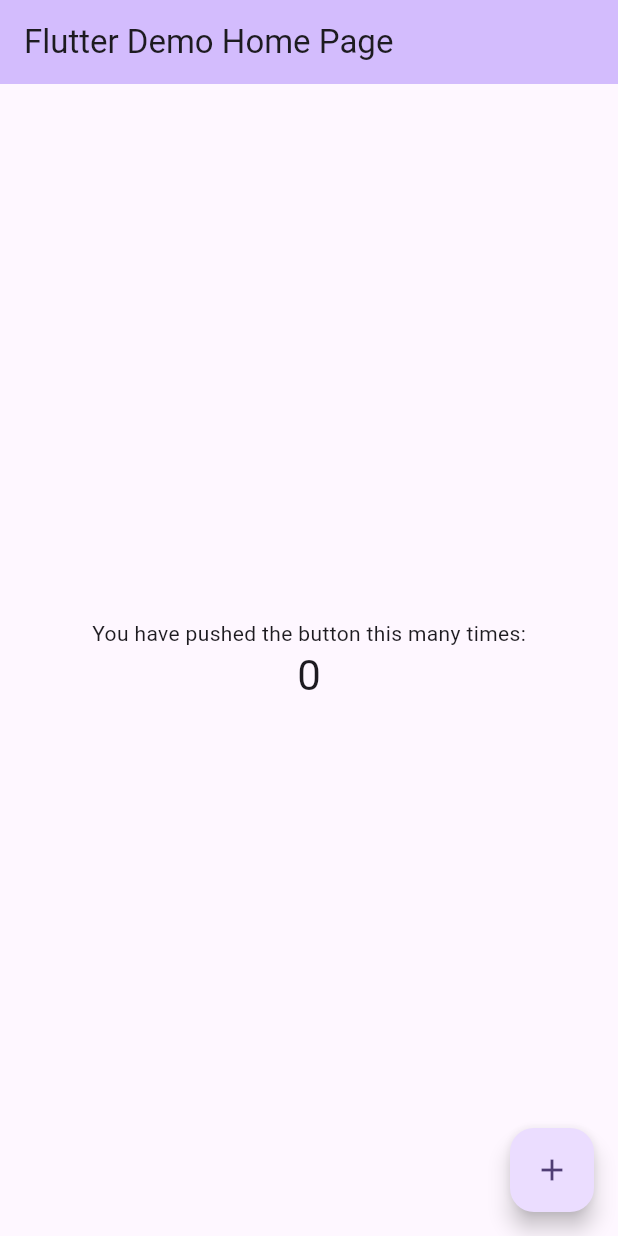
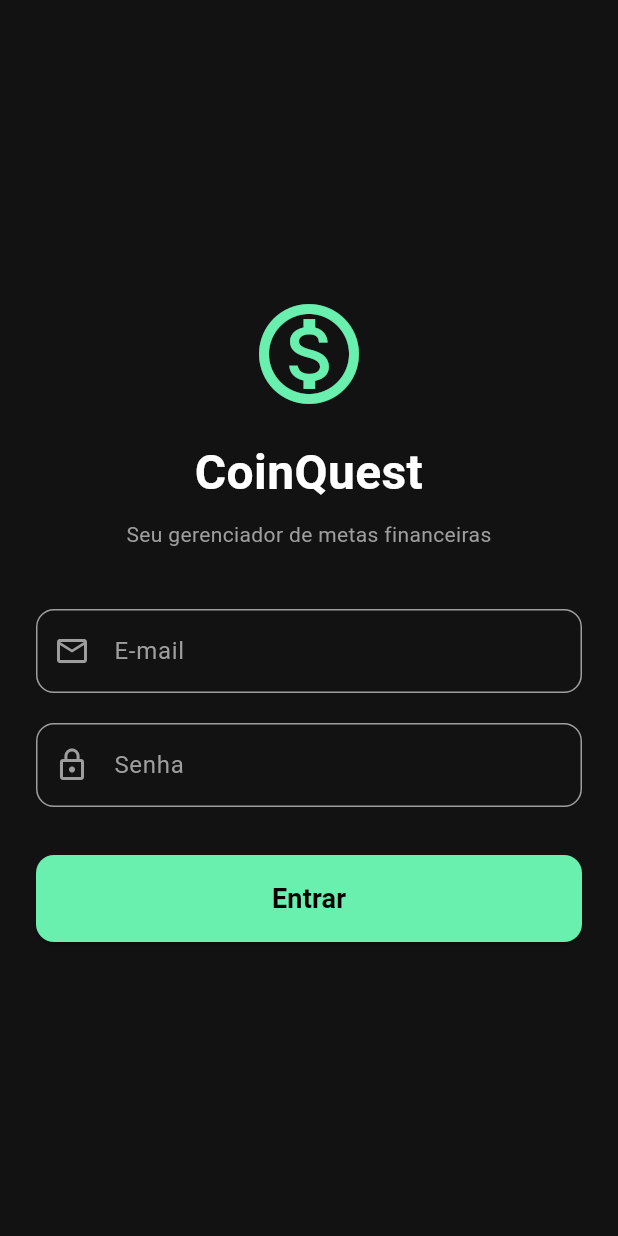
Before and after one commit to adriano8-dev/CoinQuest, a Flutter app: the screen it shows after launch, on a phone screen of 412 x 824 dp. Run offline on Flutter 3.47's test engine with Material 3 defaults, Android fonts, the phone set to English and light mode, and no system bars.

Commit message:
tela de login criada no flutter com design escuro e verde neon

```diff
--- a/coinquest_app/lib/main.dart
+++ b/coinquest_app/lib/main.dart
@@ -1,122 +1,24 @@
 import 'package:flutter/material.dart';
+import 'views/login_view.dart';
 
 void main() {
-  runApp(const MyApp());
+  runApp(const CoinQuestApp());
 }
 
-class MyApp extends StatelessWidget {
-  const MyApp({super.key});
+class CoinQuestApp extends StatelessWidget {
+  const CoinQuestApp({super.key});
 
-  // This widget is the root of your application.
   @override
   Widget build(BuildContext context) {
     return MaterialApp(
-      title: 'Flutter Demo',
+      title: 'CoinQuest',
+      debugShowCheckedModeBanner: false, // tira a faixa de debug do canto
       theme: ThemeData(
-        // This is the theme of your application.
-        //
-        // TRY THIS: Try running your application with "flutter run". You'll see
-        // the application has a purple toolbar. Then, without quitting the app,
-        // try changing the seedColor in the colorScheme below to Colors.green
-        // and then invoke "hot reload" (save your changes or press the "hot
-        // reload" button in a Flutter-supported IDE, or press "r" if you used
-        // the command line to start the app).
-        //
-        // Notice that the counter didn't reset back to zero; the application
-        // state is not lost during the reload. To reset the state, use hot
-        // restart instead.
-        //
-        // This works for code too, not just values: Most code changes can be
-        // tested with just a hot reload.
-        colorScheme: .fromSeed(seedColor: Colors.deepPurple),
+        brightness: Brightness.dark, // Define o tema como escuro
+        primaryColor: const Color(0xff00e676),
+        scaffoldBackgroundColor: const Color(0xff121212), // Fundo do app
       ),
-      home: const MyHomePage(title: 'Flutter Demo Home Page'),
+      home: const LoginView(), // Define a tela de login como a inicial
     );
   }
 }
-
-class MyHomePage extends StatefulWidget {
-  const MyHomePage({super.key, required this.title});
-
-  // This widget is the home page of your application. It is stateful, meaning
-  // that it has a State object (defined below) that contains fields that affect
-  // how it looks.
-
-  // This class is the configuration for the state. It holds the values (in this
-  // case the title) provided by the parent (in this case the App widget) and
-  // used by the build method of the State. Fields in a Widget subclass are
-  // always marked "final".
-
-  final String title;
-
-  @override
-  State<MyHomePage> createState() => _MyHomePageState();
-}
-
-class _MyHomePageState extends State<MyHomePage> {
-  int _counter = 0;
-
-  void _incrementCounter() {
-    setState(() {
-      // This call to setState tells the Flutter framework that something has
-      // changed in this State, which causes it to rerun the build method below
-      // so that the display can reflect the updated values. If we changed
-      // _counter without calling setState(), then the build method would not be
-      // called again, and so nothing would appear to happen.
-      _counter++;
-    });
-  }
-
-  @override
-  Widget build(BuildContext context) {
-    // This method is rerun every time setState is called, for instance as done
-    // by the _incrementCounter method above.
-    //
-    // The Flutter framework has been optimized to make rerunning build methods
-    // fast, so that you can just rebuild anything that needs updating rather
-    // than having to individually change instances of widgets.
-    return Scaffold(
-      appBar: AppBar(
-        // TRY THIS: Try changing the color here to a specific color (to
-        // Colors.amber, perhaps?) and trigger a hot reload to see the AppBar
-        // change color while the other colors stay the same.
-        backgroundColor: Theme.of(context).colorScheme.inversePrimary,
-        // Here we take the value from the MyHomePage object that was created by
-        // the App.build method, and use it to set our appbar title.
-        title: Text(widget.title),
-      ),
-      body: Center(
-        // Center is a layout widget. It takes a single child and positions it
-        // in the middle of the parent.
-        child: Column(
-          // Column is also a layout widget. It takes a list of children and
-          // arranges them vertically. By default, it sizes itself to fit its
-          // children horizontally, and tries to be as tall as its parent.
-          //
-          // Column has various properties to control how it sizes itself and
-          // how it positions its children. Here we use mainAxisAlignment to
-          // center the children vertically; the main axis here is the vertical
-          // axis because Columns are vertical (the cross axis would be
-          // horizontal).
-          //
-          // TRY THIS: Invoke "debug painting" (choose the "Toggle Debug Paint"
-          // action in the IDE, or press "p" in the console), to see the
-          // wireframe for each widget.
-          mainAxisAlignment: .center,
-          children: [
-            const Text('You have pushed the button this many times:'),
-            Text(
-              '$_counter',
-              style: Theme.of(context).textTheme.headlineMedium,
-            ),
-          ],
-        ),
-      ),
-      floatingActionButton: FloatingActionButton(
-        onPressed: _incrementCounter,
-        tooltip: 'Increment',
-        child: const Icon(Icons.add),
-      ),
-    );
-  }
-}
--- /dev/null
+++ b/coinquest_app/lib/views/login_view.dart
@@ -0,0 +1,163 @@
+import 'package:flutter/material.dart';
+
+class LoginView extends StatefulWidget {
+  const LoginView({super.key});
+
+  @override
+  State<LoginView> createState() => _LoginViewState();
+}
+
+class _LoginViewState extends State<LoginView> {
+  // Controladores para capturar o que o usuário digita
+  final _emailController = TextEditingController();
+  final _senhaController = TextEditingController();
+
+  // Chave para validação do formulário
+  final _formKey = GlobalKey<FormState>();
+
+  @override
+  void dispose() {
+    _emailController.dispose();
+    _senhaController.dispose();
+    super.dispose();
+  }
+
+  void _fazerLogin() {
+    // Valida se os campos foram preenchidos corretamente antes de tentar logar
+    if (_formKey.currentState!.validate()) {
+      String email = _emailController.text;
+      String senha = _senhaController.text;
+
+      // Mensagem temporária na tela simulando o envio
+      ScaffoldMessenger.of(context).showSnackBar(
+        SnackBar(content: Text('Tentando logar com: $email')),
+      );
+
+      // LOGICA DA API: amanhã vamos conectar esses dados com o nosso backend Java!
+    }
+  }
+
+  @override
+  Widget build(BuildContext context) {
+    return Scaffold(
+      backgroundColor: const Color(0xff121212), // Fundo escuro elegante
+      body: Center(
+        child: SingleChildScrollView(
+          padding: const EdgeInsets.all(24.0),
+          child: Form(
+            key: _formKey,
+            child: Column(
+              mainAxisAlignment: MainAxisAlignment.center,
+              crossAxisAlignment: CrossAxisAlignment.stretch,
+              children: [
+                // 🪙 LOGO / ÍCONE DO APP
+                const Icon(
+                  Icons.monetization_on_outlined,
+                  size: 80,
+                  color: Colors.greenAccent,
+                ),
+                const SizedBox(height: 16),
+
+                // TÍTULO
+                const Text(
+                  'CoinQuest',
+                  textAlign: TextAlign.center,
+                  style: TextStyle(
+                    fontSize: 32,
+                    fontWeight: FontWeight.bold,
+                    color: Colors.white,
+                  ),
+                ),
+                const SizedBox(height: 8),
+                const Text(
+                  'Seu gerenciador de metas financeiras',
+                  textAlign: TextAlign.center,
+                  style: TextStyle(color: Colors.grey),
+                ),
+                const SizedBox(height: 40),
+
+                // 📧 CAMPO DE E-MAIL
+                TextFormField(
+                  controller: _emailController,
+                  keyboardType: TextInputType.emailAddress,
+                  style: const TextStyle(color: Colors.white),
+                  decoration: InputDecoration(
+                    labelText: 'E-mail',
+                    labelStyle: const TextStyle(color: Colors.grey),
+                    prefixIcon: const Icon(Icons.email_outlined, color: Colors.grey),
+                    enabledBorder: OutlineInputBorder(
+                      borderSide: const BorderSide(color: Colors.grey),
+                      borderRadius: BorderRadius.circular(12),
+                    ),
+                    focusedBorder: OutlineInputBorder(
+                      borderSide: const BorderSide(color: Colors.greenAccent),
+                      borderRadius: BorderRadius.circular(12),
+                    ),
+                  ),
+                  validator: (value) {
+                    if (value == null || value.isEmpty) {
+                      return 'Por favor, insira seu e-mail';
+                    }
+                    if (!value.contains('@')) {
+                      return 'Insira um e-mail válido';
+                    }
+                    return null;
+                  },
+                ),
+                const SizedBox(height: 20),
+
+                // 🔑 CAMPO DE SENHA
+                TextFormField(
+                  controller: _senhaController,
+                  obscureText: true, // Esconde as letras com bolinhas
+                  style: const TextStyle(color: Colors.white),
+                  decoration: InputDecoration(
+                    labelText: 'Senha',
+                    labelStyle: const TextStyle(color: Colors.grey),
+                    prefixIcon: const Icon(Icons.lock_outline, color: Colors.grey),
+                    enabledBorder: OutlineInputBorder(
+                      borderSide: const BorderSide(color: Colors.grey),
+                      borderRadius: BorderRadius.circular(12),
+                    ),
+                    focusedBorder: OutlineInputBorder(
+                      borderSide: const BorderSide(color: Colors.greenAccent),
+                      borderRadius: BorderRadius.circular(12),
+                    ),
+                  ),
+                  validator: (value) {
+                    if (value == null || value.isEmpty) {
+                      return 'Por favor, insira sua senha';
+                    }
+                    if (value.length < 6) {
+                      return 'A senha deve ter no mínimo 6 caracteres';
+                    }
+                    return null;
+                  },
+                ),
+                const SizedBox(height: 32),
+
+                // 🚀 BOTÃO DE ENTRAR
+                ElevatedButton(
+                  onPressed: _fazerLogin,
+                    style: ElevatedButton.styleFrom(
+                    backgroundColor: Colors.greenAccent,
+                    foregroundColor: Colors.black,
+                    padding: const EdgeInsets.symmetric(vertical: 16),
+                    shape: RoundedRectangleBorder(
+                      borderRadius: BorderRadius.circular(12),
+                    ),
+                  ),
+
+                  child: const Text(
+                    'Entrar',
+                    style: TextStyle(fontSize: 18, fontWeight: FontWeight.bold),
+                  ),
+                ),
+              ],
+            ),
+          ),
+        ),
+      ),
+    );
+  }
+}
```
Also changed, not shown: 1 other file.
